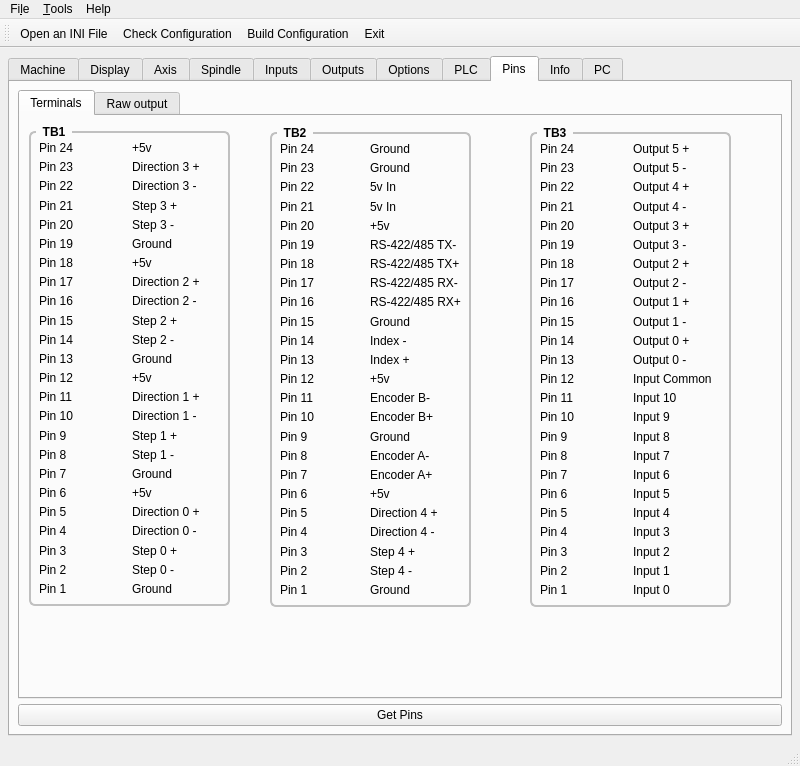
jethornton/7i96, file c7i96/c7i96.ui: the form before one commit.
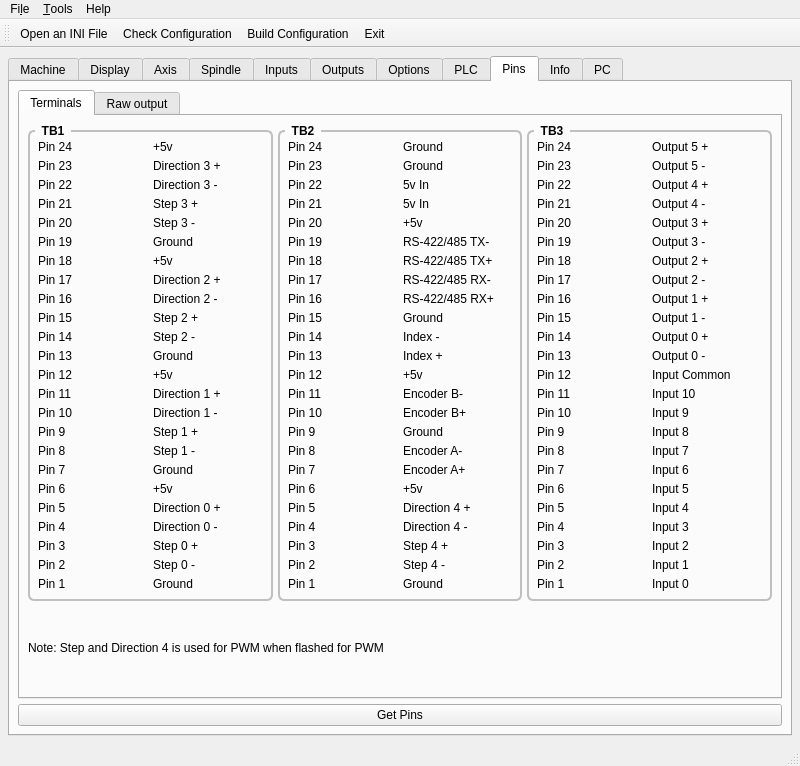
The form after the commit. The open tabs and pages were chosen to show the change.

Commit message: add note about pwm

```diff
--- a/c7i96/c7i96.ui
+++ b/c7i96/c7i96.ui
@@ -6205,15 +6205,9 @@
            <attribute name="title">
             <string>Terminals</string>
            </attribute>
+           <layout class="QGridLayout" name="gridLayout_52">
+            <item row="0" column="0">
            <widget class="QGroupBox" name="gridGroupBox">
-            <property name="geometry">
-             <rect>
-              <x>9</x>
-              <y>9</y>
-              <width>201</width>
-              <height>481</height>
-             </rect>
-            </property>
             <property name="title">
              <string>TB1</string>
             </property>
@@ -6556,15 +6550,9 @@
              </item>
             </layout>
            </widget>
+            </item>
+            <item row="0" column="1">
            <widget class="QGroupBox" name="gridGroupBox_2">
-            <property name="geometry">
-             <rect>
-              <x>250</x>
-              <y>10</y>
-              <width>201</width>
-              <height>481</height>
-             </rect>
-            </property>
             <property name="title">
              <string>TB2</string>
             </property>
@@ -6907,15 +6895,9 @@
              </item>
             </layout>
            </widget>
+            </item>
+            <item row="0" column="2">
            <widget class="QGroupBox" name="gridGroupBox_3">
-            <property name="geometry">
-             <rect>
-              <x>510</x>
-              <y>10</y>
-              <width>201</width>
-              <height>481</height>
-             </rect>
-            </property>
             <property name="title">
              <string>TB3</string>
             </property>
@@ -7258,6 +7240,15 @@
              </item>
             </layout>
            </widget>
+            </item>
+            <item row="1" column="0" colspan="3">
+             <widget class="QLabel" name="label_54">
+              <property name="text">
+               <string>Note: Step and Direction 4 is used for PWM when flashed for PWM</string>
+              </property>
+             </widget>
+            </item>
+           </layout>
           </widget>
           <widget class="QWidget" name="tab_5">
            <attribute name="title">
```
Lines whose indentation alone changed are shown as unchanged.
